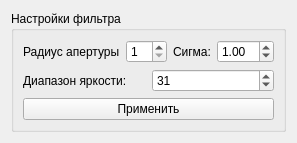
First picture: the form in bilaterator.ui, repository dive155/SmartImage, before the edit.
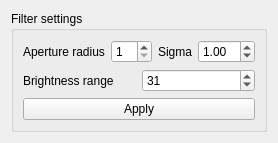
Second picture: the form after the edit.

Patch:
```diff
--- a/bilaterator.ui
+++ b/bilaterator.ui
@@ -23,7 +23,7 @@
    <item>
     <widget class="QGroupBox" name="groupBox">
      <property name="title">
-      <string>Настройки фильтра</string>
+      <string>Filter settings</string>
      </property>
      <layout class="QVBoxLayout" name="verticalLayout">
       <item>
@@ -31,7 +31,7 @@
         <item>
          <widget class="QLabel" name="label_7">
           <property name="text">
-           <string>Радиус апертуры</string>
+           <string>Aperture radius</string>
           </property>
          </widget>
         </item>
@@ -48,7 +48,7 @@
         <item alignment="Qt::AlignRight">
          <widget class="QLabel" name="label">
           <property name="text">
-           <string>Сигма:</string>
+           <string>Sigma</string>
           </property>
          </widget>
         </item>
@@ -75,7 +75,7 @@
         <item>
          <widget class="QLabel" name="label_2">
           <property name="text">
-           <string>Диапазон яркости:</string>
+           <string>Brightness range</string>
           </property>
          </widget>
         </item>
@@ -100,7 +100,7 @@
       <item>
        <widget class="QPushButton" name="bilBut">
         <property name="text">
-         <string>Применить</string>
+         <string>Apply</string>
         </property>
        </widget>
       </item>
```
